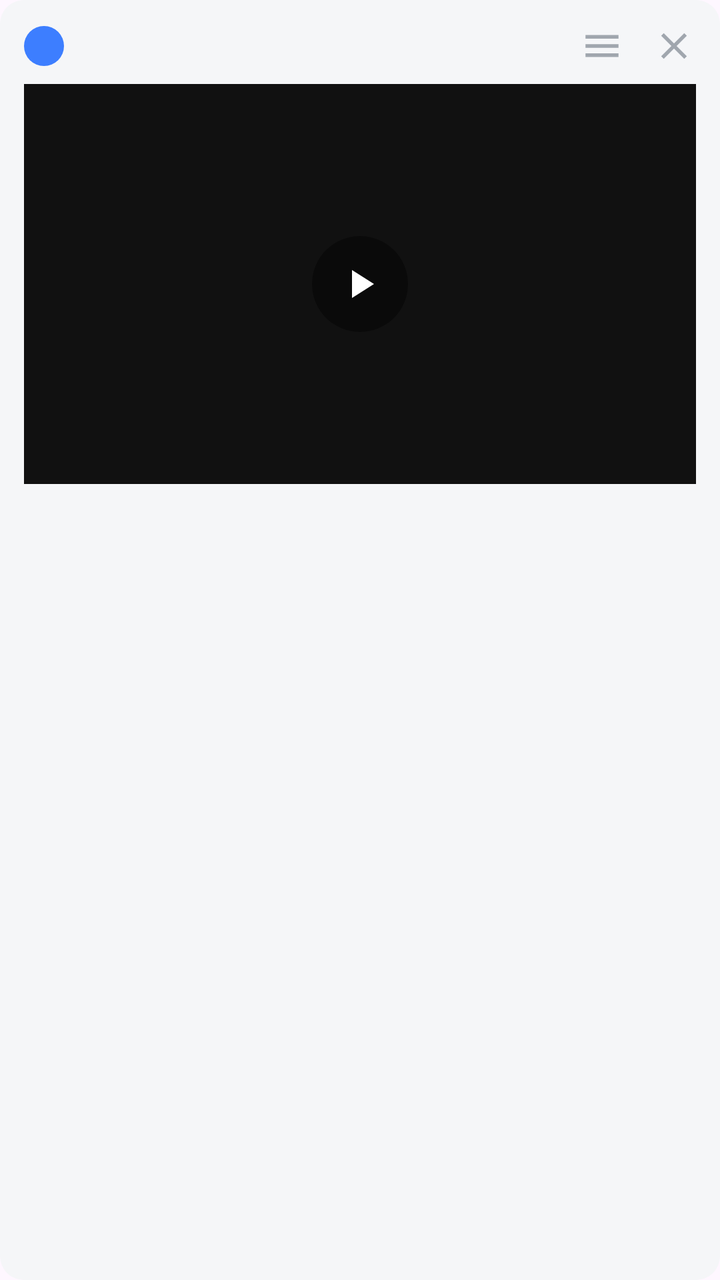
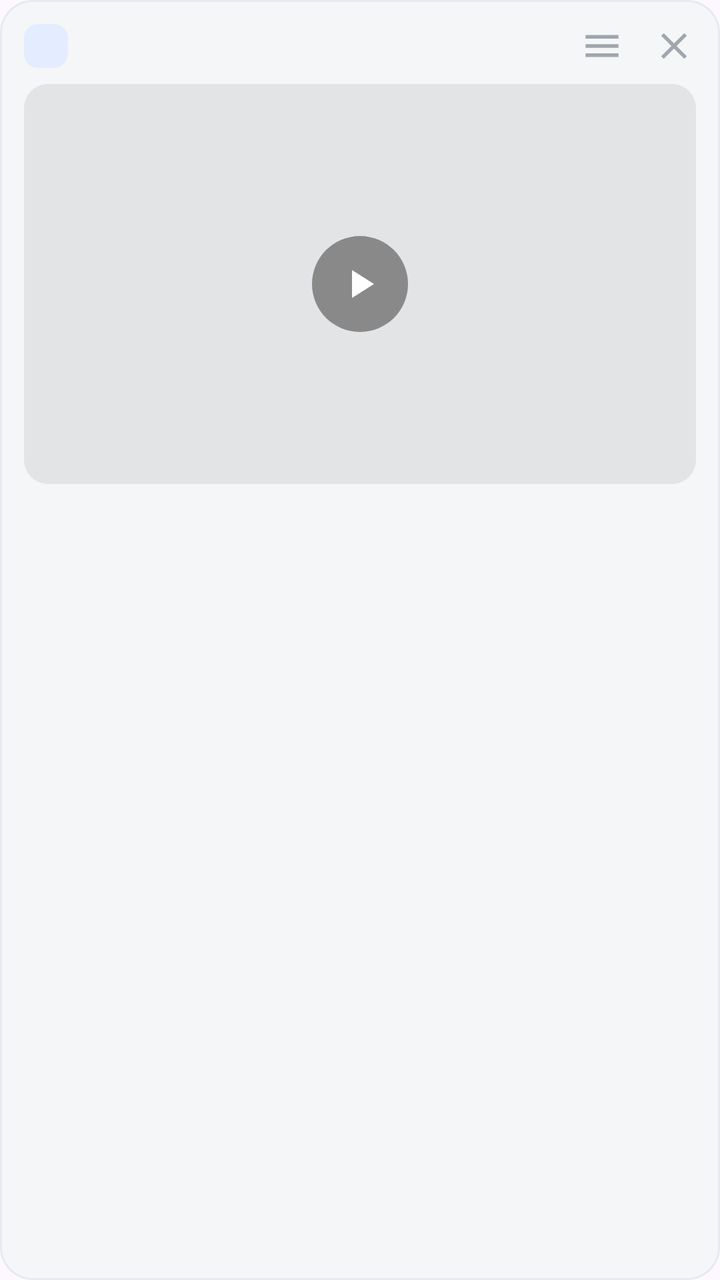

Screens rendered from an Android XML layout before and after an edit, with the pre-edit source and the edit as a unified diff.
<!-- AndroidManifest.xml: another module's application theme Theme.PoorEditorDemo -->
<!-- res/layout/item_block_video.xml -->
<?xml version="1.0" encoding="utf-8"?>
<FrameLayout xmlns:android="http://schemas.android.com/apk/res/android"
    xmlns:app="http://schemas.android.com/apk/res-auto"
    android:layout_width="match_parent"
    android:layout_height="wrap_content"
    android:background="@drawable/re_bg_block"
    android:padding="12dp">

    <LinearLayout
        android:layout_width="match_parent"
        android:layout_height="wrap_content"
        android:orientation="vertical">

        <LinearLayout
            android:layout_width="match_parent"
            android:layout_height="wrap_content"
            android:gravity="center_vertical"
            android:orientation="horizontal">

            <TextView
                android:id="@+id/tvSortNum"
                android:layout_width="20dp"
                android:layout_height="20dp"
                android:background="@drawable/re_bg_sort_chip"
                android:gravity="center"
                android:textColor="@android:color/white"
                android:textSize="10sp" />

            <Space
                android:layout_width="0dp"
                android:layout_height="1dp"
                android:layout_weight="1" />

            <ImageView
                android:id="@+id/btnDrag"
                android:layout_width="22dp"
                android:layout_height="22dp"
                android:contentDescription="@string/re_drag"
                android:src="@drawable/re_ic_drag"
                app:tint="@color/re_text_hint" />

            <ImageView
                android:id="@+id/btnDelete"
                android:layout_width="22dp"
                android:layout_height="22dp"
                android:layout_marginStart="14dp"
                android:contentDescription="@string/re_delete"
                android:src="@drawable/re_ic_close"
                app:tint="@color/re_text_hint" />
        </LinearLayout>

        <FrameLayout
            android:layout_width="match_parent"
            android:layout_height="200dp"
            android:layout_marginTop="8dp"
            android:background="#111111">

            <ImageView
                android:id="@+id/ivPoster"
                android:layout_width="match_parent"
                android:layout_height="match_parent"
                android:contentDescription="@string/re_video"
                android:scaleType="centerCrop" />

            <androidx.media3.ui.PlayerView
                android:id="@+id/playerView"
                android:layout_width="match_parent"
                android:layout_height="match_parent"
                android:visibility="gone"
                app:resize_mode="fit"
                app:use_controller="true" />

            <ImageView
                android:id="@+id/btnPlay"
                android:layout_width="48dp"
                android:layout_height="48dp"
                android:layout_gravity="center"
                android:background="@drawable/re_bg_play_circle"
                android:contentDescription="@string/re_play"
                android:padding="12dp"
                android:src="@drawable/re_ic_play"
                app:tint="@android:color/white" />

            <ProgressBar
                android:id="@+id/progress"
                android:layout_width="32dp"
                android:layout_height="32dp"
                android:layout_gravity="center"
                android:indeterminateTint="@color/re_accent"
                android:visibility="gone" />

            <TextView
                android:id="@+id/tvUploadStatus"
                android:layout_width="wrap_content"
                android:layout_height="wrap_content"
                android:layout_gravity="bottom|start"
                android:layout_margin="8dp"
                android:background="@drawable/re_bg_badge"
                android:paddingStart="8dp"
                android:paddingTop="4dp"
                android:paddingEnd="8dp"
                android:paddingBottom="4dp"
                android:textColor="@android:color/white"
                android:textSize="11sp"
                android:visibility="gone" />
        </FrameLayout>
    </LinearLayout>
</FrameLayout>
<!-- resources referenced by this layout -->
<resources>
  <color name="re_accent">#3D7EFF</color>
  <color name="re_text_hint">#A0A6AE</color>
  <!-- drawable re_bg_badge (drawable) -->
  <?xml version="1.0" encoding="utf-8"?>
  <shape xmlns:android="http://schemas.android.com/apk/res/android" android:shape="rectangle">
      <solid android:color="#CC1A1A1A" />
      <corners android:radius="6dp" />
  </shape>
  <!-- drawable re_bg_block (drawable) -->
  <?xml version="1.0" encoding="utf-8"?>
  <shape xmlns:android="http://schemas.android.com/apk/res/android" android:shape="rectangle">
      <solid android:color="@color/re_block" />
      <corners android:radius="12dp" />
  </shape>
  <!-- drawable re_bg_play_circle (drawable) -->
  <?xml version="1.0" encoding="utf-8"?>
  <shape xmlns:android="http://schemas.android.com/apk/res/android" android:shape="oval">
      <solid android:color="#66000000" />
  </shape>
  <!-- drawable re_bg_sort_chip (drawable) -->
  <?xml version="1.0" encoding="utf-8"?>
  <shape xmlns:android="http://schemas.android.com/apk/res/android" android:shape="oval">
      <solid android:color="@color/re_accent" />
  </shape>
  <!-- drawable re_ic_close (drawable) -->
  <?xml version="1.0" encoding="utf-8"?>
  <vector xmlns:android="http://schemas.android.com/apk/res/android"
      android:width="24dp" android:height="24dp"
      android:viewportWidth="24" android:viewportHeight="24">
      <path android:fillColor="#FF000000"
          android:pathData="M19,6.41L17.59,5 12,10.59 6.41,5 5,6.41 10.59,12 5,17.59 6.41,19 12,13.41 17.59,19 19,17.59 13.41,12z"/>
  </vector>
  <!-- drawable re_ic_drag (drawable) -->
  <?xml version="1.0" encoding="utf-8"?>
  <vector xmlns:android="http://schemas.android.com/apk/res/android"
      android:width="24dp" android:height="24dp"
      android:viewportWidth="24" android:viewportHeight="24">
      <path android:fillColor="#FF000000"
          android:pathData="M3,18h18v-2H3v2zM3,13h18v-2H3v2zM3,6v2h18V6H3z"/>
  </vector>
  <!-- drawable re_ic_play (drawable) -->
  <?xml version="1.0" encoding="utf-8"?>
  <vector xmlns:android="http://schemas.android.com/apk/res/android"
      android:width="24dp" android:height="24dp"
      android:viewportWidth="24" android:viewportHeight="24">
      <path android:fillColor="#FF000000"
          android:pathData="M8,5v14l11,-7z"/>
  </vector>
  <string name="re_delete">删除</string>
  <string name="re_drag">拖动排序</string>
  <string name="re_play">播放</string>
  <string name="re_video">视频</string>
  <style name="Theme.PoorEditorDemo" parent="Theme.Material3.DayNight.NoActionBar">
          <item name="colorPrimary">@color/demo_accent</item>
      </style>
  <color name="re_block">#F5F6F8</color>
  <color name="demo_accent">#3D7EFF</color>
</resources>

<!-- the commit's change to res/layout/item_block_video.xml (unified diff, before → after) -->
@@ -17,14 +17,15 @@
             android:gravity="center_vertical"
             android:orientation="horizontal">
 
-            <TextView
-                android:id="@+id/tvSortNum"
-                android:layout_width="20dp"
-                android:layout_height="20dp"
-                android:background="@drawable/re_bg_sort_chip"
-                android:gravity="center"
-                android:textColor="@android:color/white"
-                android:textSize="10sp" />
+        <TextView
+            android:id="@+id/tvSortNum"
+            android:layout_width="22dp"
+            android:layout_height="22dp"
+            android:background="@drawable/re_bg_sort_num"
+            android:gravity="center"
+            android:textColor="@color/re_accent"
+            android:textSize="11sp"
+            android:textStyle="bold" />
 
             <Space
                 android:layout_width="0dp"
@@ -53,14 +54,15 @@
             android:layout_width="match_parent"
             android:layout_height="200dp"
             android:layout_marginTop="8dp"
-            android:background="#111111">
+            android:background="@drawable/re_bg_media_dark">
 
-            <ImageView
+            <com.google.android.material.imageview.ShapeableImageView
                 android:id="@+id/ivPoster"
                 android:layout_width="match_parent"
                 android:layout_height="match_parent"
                 android:contentDescription="@string/re_video"
-                android:scaleType="centerCrop" />
+                android:scaleType="centerCrop"
+                app:shapeAppearanceOverlay="@style/REMediaShape" />
 
             <androidx.media3.ui.PlayerView
                 android:id="@+id/playerView"
<!-- resource entries referenced after the edit -->
@@ -12,6 +12,16 @@
   <?xml version="1.0" encoding="utf-8"?>
   <shape xmlns:android="http://schemas.android.com/apk/res/android" android:shape="rectangle">
       <solid android:color="@color/re_block" />
+      <corners android:radius="16dp" />
+      <stroke
+          android:width="1dp"
+          android:color="@color/re_outline" />
+  </shape>
+  <!-- drawable re_bg_media_dark (drawable) -->
+  <?xml version="1.0" encoding="utf-8"?>
+  <shape xmlns:android="http://schemas.android.com/apk/res/android"
+      android:shape="rectangle">
+      <solid android:color="#14111414" />
       <corners android:radius="12dp" />
   </shape>
   <!-- drawable re_bg_play_circle (drawable) -->
@@ -19,10 +29,12 @@
   <shape xmlns:android="http://schemas.android.com/apk/res/android" android:shape="oval">
       <solid android:color="#66000000" />
   </shape>
-  <!-- drawable re_bg_sort_chip (drawable) -->
+  <!-- drawable re_bg_sort_num (drawable) -->
   <?xml version="1.0" encoding="utf-8"?>
-  <shape xmlns:android="http://schemas.android.com/apk/res/android" android:shape="oval">
-      <solid android:color="@color/re_accent" />
+  <shape xmlns:android="http://schemas.android.com/apk/res/android"
+      android:shape="rectangle">
+      <solid android:color="@color/re_accent_container" />
+      <corners android:radius="7dp" />
   </shape>
   <!-- drawable re_ic_close (drawable) -->
   <?xml version="1.0" encoding="utf-8"?>
@@ -52,10 +64,16 @@
   <string name="re_drag">拖动排序</string>
   <string name="re_play">播放</string>
   <string name="re_video">视频</string>
+  <style name="REMediaShape">
+          <item name="cornerFamily">rounded</item>
+          <item name="cornerSize">12dp</item>
+      </style>
   <style name="Theme.PoorEditorDemo" parent="Theme.Material3.DayNight.NoActionBar">
           <item name="colorPrimary">@color/demo_accent</item>
       </style>
   <color name="re_block">#F5F6F8</color>
+  <color name="re_outline">#E6EAF0</color>
+  <color name="re_accent_container">#E4EDFF</color>
   <color name="demo_accent">#3D7EFF</color>
 </resources>
 
